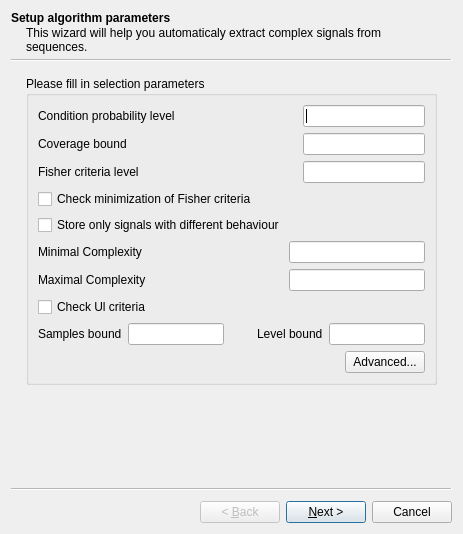
First picture: the form in src/plugins/expert_discovery/src/ui/ExpertDiscoverySigExtrWiz.ui, repository dualword/ugene-qt4, before the edit.
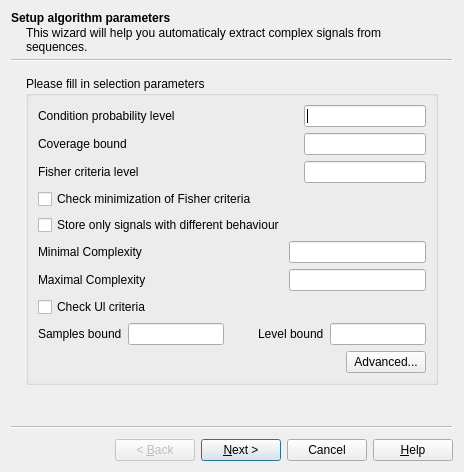
Second picture: the form after the edit.

The edit to the form file:
```diff
--- a/src/plugins/expert_discovery/src/ui/ExpertDiscoverySigExtrWiz.ui
+++ b/src/plugins/expert_discovery/src/ui/ExpertDiscoverySigExtrWiz.ui
@@ -9,10 +9,16 @@
    <rect>
     <x>0</x>
     <y>0</y>
-    <width>463</width>
-    <height>534</height>
+    <width>464</width>
+    <height>472</height>
    </rect>
   </property>
+  <property name="minimumSize">
+   <size>
+    <width>464</width>
+    <height>472</height>
+   </size>
+  </property>
   <property name="windowTitle">
    <string>Extractor Parameters setup</string>
   </property>
@@ -31,6 +37,9 @@
   <property name="wizardStyle">
    <enum>QWizard::ClassicStyle</enum>
   </property>
+  <property name="options">
+   <set>QWizard::HaveHelpButton|QWizard::HelpButtonOnRight</set>
+  </property>
   <property name="titleFormat">
    <enum>Qt::AutoText</enum>
   </property>
```
Left out of the diff: 2 changed lines with no effect on the pictures.
